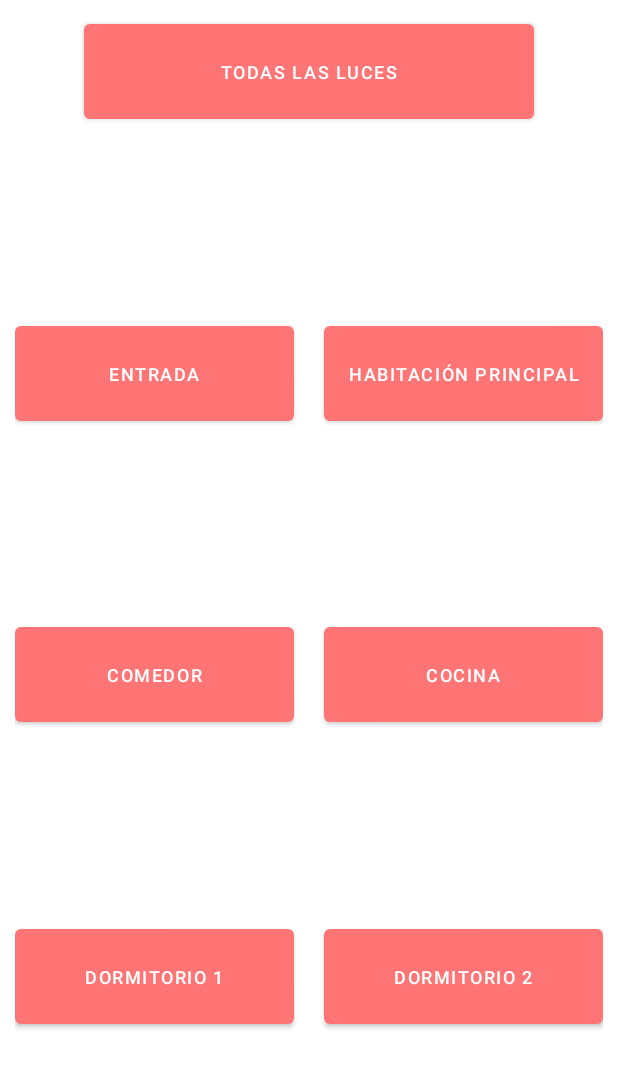
After one commit to CarlosBotella/SafeDom, an Android app: the layout paciente_popup.xml on its own in the app's theme, with its tools: preview values and no code run, on a phone screen of 412 x 824 dp. The commit adds this screen. Shown: the top 1068 px of the screen. Run offline under Robolectric (Android 15) with nearby library versions, the phone set to English and light mode, and no system bars.

Commit message:
botone popup bien hexo

```diff
--- a/Android/app/src/main/java/com/example/safedom/PacienteP/VistaPaciente.java
+++ b/Android/app/src/main/java/com/example/safedom/PacienteP/VistaPaciente.java
@@ -1,10 +1,16 @@
 package com.example.safedom.PacienteP;
 
 
+import static org.example.safedom.bidireccional.Mqtt.TAG;
+import static org.example.safedom.bidireccional.Mqtt.broker;
+import static org.example.safedom.bidireccional.Mqtt.clientId;
+import static org.example.safedom.bidireccional.Mqtt.qos;
+import static org.example.safedom.bidireccional.Mqtt.topicRoot;
+
 import android.Manifest;
-import android.annotation.SuppressLint;
 import android.app.Activity;
 import android.app.AlertDialog;
+import android.app.Dialog;
 import android.content.DialogInterface;
 import android.content.Intent;
 import android.content.pm.PackageManager;
@@ -23,6 +29,7 @@ import androidx.appcompat.app.AppCompatActivity;
 import androidx.core.app.ActivityCompat;
 
 import com.example.safedom.InfoActivity;
+import com.example.safedom.MainActivity;
 import com.example.safedom.R;
 import com.example.safedom.clases.Casa;
 import com.example.safedom.clases.User;
@@ -45,27 +52,22 @@ import com.google.firebase.storage.FirebaseStorage;
 import com.google.firebase.storage.StorageReference;
 import com.squareup.picasso.Picasso;
 
-import java.text.DecimalFormat;
-import java.util.Objects;
-
-import static org.example.safedom.bidireccional.Mqtt.*;
-
-import org.eclipse.paho.client.mqttv3.IMqttDeliveryToken;
-import org.eclipse.paho.client.mqttv3.MqttCallback;
 import org.eclipse.paho.client.mqttv3.MqttClient;
 import org.eclipse.paho.client.mqttv3.MqttConnectOptions;
 import org.eclipse.paho.client.mqttv3.MqttException;
 import org.eclipse.paho.client.mqttv3.MqttMessage;
 import org.eclipse.paho.client.mqttv3.persist.MemoryPersistence;
 
+import java.text.DecimalFormat;
+import java.util.Objects;
 
 
 public class VistaPaciente extends AppCompatActivity {
     //region variables
     private static final DecimalFormat df = new DecimalFormat("0.00");
     String id = "", tel = "", mailm = "";
-    Button bl,bp,blu;
-    boolean p=true, tluz=true;
+    Button bl, bp, blu;
+    boolean p = true, tluz = true;
     private FirebaseFirestore db = FirebaseFirestore.getInstance();
     private StorageReference storageRef;
     private TextView puertap, sp, tsp, temp, hum, PP, SP, TSP, TEMP, HUM, m, m2;
@@ -73,7 +75,7 @@ public class VistaPaciente extends AppCompatActivity {
     static MqttClient client;
     public static String Topic1 = "puerta/";
     public static String Topic2 = "luces/";
-    private String puerta="puerta";
+    private String puerta = "puerta";
     Casa casa;
     Float min;
     User userr;
@@ -103,9 +105,19 @@ public class VistaPaciente extends AppCompatActivity {
         m2 = findViewById(R.id.Mensaje2);
         bp = (Button) findViewById(R.id.abrirPuertap);
         bl = (Button) findViewById(R.id.llamarM);
-        blu=(Button) findViewById(R.id.TodasLuces);
+        blu = (Button) findViewById(R.id.Luces);
         DocumentReference docRef = db.collection("Users").document(id);
         storageRef = FirebaseStorage.getInstance().getReference();
+
+        blu.setOnClickListener(new View.OnClickListener() {
+            @Override
+            public void onClick(View view) {
+                final Dialog popup = new Dialog(VistaPaciente.this);
+                popup.setContentView(R.layout.paciente_popup);
+                //muestra el pop up
+                popup.show();
+            }
+        });
 
         docRef.get().addOnSuccessListener(new OnSuccessListener<DocumentSnapshot>() {
             @Override
@@ -160,22 +172,21 @@ public class VistaPaciente extends AppCompatActivity {
                                     temp.setText(part3 + " º");
                                     hum.setText(part2 + " %");
 
-                                    puerta=part1;
-                                    if(puerta.equals("Abierta")) {
+                                    puerta = part1;
+                                    if (puerta.equals("Abierta")) {
                                         bp.setText("CERRAR PUERTA");
-                                    }
-                                    else if(puerta.equals("Cerrada")) {
+                                    } else if (puerta.equals("Cerrada")) {
                                         bp.setText("ABIRIR PUERTA");
                                     }
                                     bp.setOnClickListener(new View.OnClickListener() {
                                         @Override
                                         public void onClick(View view) {
-                                            if(puerta.equals("Cerrada")) {
+                                            if (puerta.equals("Cerrada")) {
                                                 publicarMqtt(Topic1, "abrirpuerta");
                                                 Toast.makeText(getApplicationContext(), "Abriendo Puerta",
                                                         Toast.LENGTH_LONG).show();
                                                 //bp.setText("CERRAR PUERTA");
-                                            }else if(puerta.equals("Abierta")){
+                                            } else if (puerta.equals("Abierta")) {
                                                 publicarMqtt(Topic1, "cerrarpuerta");
                                                 Toast.makeText(getApplicationContext(), "Cerrando Puerta",
                                                         Toast.LENGTH_LONG).show();
@@ -187,18 +198,18 @@ public class VistaPaciente extends AppCompatActivity {
                                     blu.setOnClickListener(new View.OnClickListener() {
                                         @Override
                                         public void onClick(View view) {
-                                            if(tluz==true) {
+                                            if (tluz == true) {
                                                 publicarMqtt(Topic2, "encencdertodasluz");
                                                 Toast.makeText(getApplicationContext(), "Encendiendo Luces",
                                                         Toast.LENGTH_LONG).show();
                                                 blu.setText("APAGAR LUCES");
-                                                tluz=false;
-                                            }else{
+                                                tluz = false;
+                                            } else {
                                                 publicarMqtt(Topic2, "apagartodasluz");
                                                 Toast.makeText(getApplicationContext(), "Apagando Luces",
                                                         Toast.LENGTH_LONG).show();
                                                 blu.setText("ENCENDER LUCES");
-                                                tluz=true;
+                                                tluz = true;
                                             }
                                         }
                                     });
@@ -257,16 +268,16 @@ public class VistaPaciente extends AppCompatActivity {
                                 for (QueryDocumentSnapshot documentSnapshot : queryDocumentSnapshots) {
                                     casa = documentSnapshot.toObject(Casa.class);
                                 }
-                                    mailm=casa.getMedico();
-                                    Log.d("Pelochas","Mail: "+mailm);
+                                mailm = casa.getMedico();
+                                Log.d("Pelochas", "Mail: " + mailm);
                                 CollectionReference referencee = db.collection("Users");
-                                    Query queryy = referencee.whereEqualTo("userEmail",mailm);
+                                Query queryy = referencee.whereEqualTo("userEmail", mailm);
                                 queryy.get().addOnSuccessListener(new OnSuccessListener<QuerySnapshot>() {
                                     @Override
                                     public void onSuccess(QuerySnapshot queryDocumentSnapshots) {
                                         for (QueryDocumentSnapshot documentSnapshot : queryDocumentSnapshots) {
                                             userr = documentSnapshot.toObject(User.class);
-                                                tel=userr.getTelefono();
+                                            tel = userr.getTelefono();
                                             Intent intent = new Intent(Intent.ACTION_CALL,
                                                     Uri.parse("tel:" + tel));
                                             startActivity(intent);
@@ -275,7 +286,7 @@ public class VistaPaciente extends AppCompatActivity {
                                 });
                             }
                         });
-                        }else{
+                    } else {
                         Toast.makeText(getApplicationContext(), "Aun no se le ha asignado un medico",
                                 Toast.LENGTH_LONG).show();
                     }
--- /dev/null
+++ b/Android/app/src/main/res/layout/paciente_popup.xml
@@ -0,0 +1,94 @@
+<?xml version="1.0" encoding="utf-8"?>
+<androidx.constraintlayout.widget.ConstraintLayout xmlns:android="http://schemas.android.com/apk/res/android"
+    xmlns:app="http://schemas.android.com/apk/res-auto"
+    xmlns:tools="http://schemas.android.com/tools"
+    android:layout_width="match_parent"
+    android:layout_height="match_parent"
+    android:padding="10dp">
+
+    <Button
+        android:id="@+id/boton1"
+        android:layout_width="300dp"
+        android:layout_height="75dp"
+        android:text="TODAS LAS LUCES"
+        android:textSize="12sp"
+        app:layout_constraintEnd_toEndOf="parent"
+        app:layout_constraintStart_toStartOf="parent"
+        app:layout_constraintTop_toTopOf="parent" />
+
+    <Button
+        android:id="@+id/boton2"
+        android:layout_width="0dp"
+        android:layout_height="75dp"
+        android:layout_marginEnd="20dp"
+        android:text="ENTRADA"
+        android:textSize="12sp"
+        app:layout_constraintBottom_toTopOf="@+id/boton4"
+        app:layout_constraintEnd_toStartOf="@+id/boton3"
+        app:layout_constraintHorizontal_bias="0.5"
+        app:layout_constraintStart_toStartOf="parent"
+        app:layout_constraintTop_toBottomOf="@+id/boton1" />
+
+    <Button
+        android:id="@+id/boton3"
+        android:layout_width="0dp"
+        android:layout_height="75dp"
+        android:text="HABITACIÓN PRINCIPAL"
+        android:textSize="12sp"
+        app:layout_constraintBottom_toTopOf="@+id/boton5"
+        app:layout_constraintEnd_toEndOf="parent"
+        app:layout_constraintHorizontal_bias="0.5"
+        app:layout_constraintStart_toEndOf="@+id/boton2"
+        app:layout_constraintTop_toBottomOf="@+id/boton1" />
+
+    <Button
+        android:id="@+id/boton4"
+        android:layout_width="0dp"
+        android:layout_height="75dp"
+        android:layout_marginEnd="20dp"
+        android:text="COMEDOR"
+        android:textSize="12sp"
+        app:layout_constraintBottom_toTopOf="@+id/boton6"
+        app:layout_constraintEnd_toStartOf="@+id/boton5"
+        app:layout_constraintHorizontal_bias="0.5"
+        app:layout_constraintStart_toStartOf="parent"
+        app:layout_constraintTop_toBottomOf="@+id/boton2" />
+
+    <Button
+        android:id="@+id/boton5"
+        android:layout_width="0dp"
+        android:layout_height="75dp"
+        android:text="COCINA"
+        android:textSize="12sp"
+        app:layout_constraintBottom_toTopOf="@+id/boton7"
+        app:layout_constraintEnd_toEndOf="parent"
+        app:layout_constraintHorizontal_bias="0.5"
+        app:layout_constraintStart_toEndOf="@+id/boton4"
+        app:layout_constraintTop_toBottomOf="@+id/boton3" />
+
+    <Button
+        android:id="@+id/boton6"
+        android:layout_width="0dp"
+        android:layout_height="75dp"
+        android:layout_marginEnd="20dp"
+        android:text="DORMITORIO 1"
+        android:textSize="12sp"
+        app:layout_constraintBottom_toBottomOf="parent"
+        app:layout_constraintEnd_toStartOf="@+id/boton7"
+        app:layout_constraintHorizontal_bias="0.5"
+        app:layout_constraintStart_toStartOf="parent"
+        app:layout_constraintTop_toBottomOf="@+id/boton4" />
+
+    <Button
+        android:id="@+id/boton7"
+        android:layout_width="0dp"
+        android:layout_height="75dp"
+        android:text="DORMITORIO 2"
+        android:textSize="12sp"
+        app:layout_constraintBottom_toBottomOf="parent"
+        app:layout_constraintEnd_toEndOf="parent"
+        app:layout_constraintHorizontal_bias="0.5"
+        app:layout_constraintStart_toEndOf="@+id/boton6"
+        app:layout_constraintTop_toBottomOf="@+id/boton5" />
+
+</androidx.constraintlayout.widget.ConstraintLayout>
--- a/Android/app/src/main/res/layout/vista_paciente.xml
+++ b/Android/app/src/main/res/layout/vista_paciente.xml
@@ -244,11 +244,11 @@
             app:layout_constraintTop_toTopOf="parent" />
 
         <Button
-            android:id="@+id/TodasLuces"
+            android:id="@+id/Luces"
             android:layout_width="wrap_content"
             android:layout_height="wrap_content"
             android:layout_marginTop="20dp"
-            android:text="Encender Luces"
+            android:text="Luces"
             app:layout_constraintEnd_toEndOf="parent"
             app:layout_constraintStart_toStartOf="parent"
             app:layout_constraintTop_toBottomOf="@+id/abrirPuertap" />
```
Lines whose indentation alone changed are shown as unchanged.
